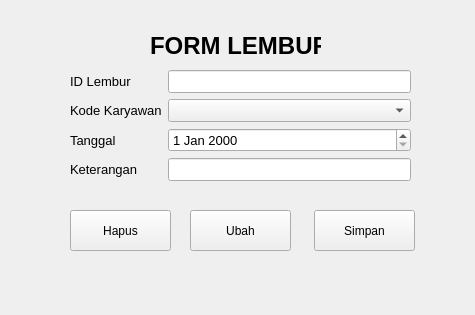
First picture: the form in ui/formlembur.ui, repository adiyatzzz/Aplikasi-Penggajian-Pyqt6, before the edit.
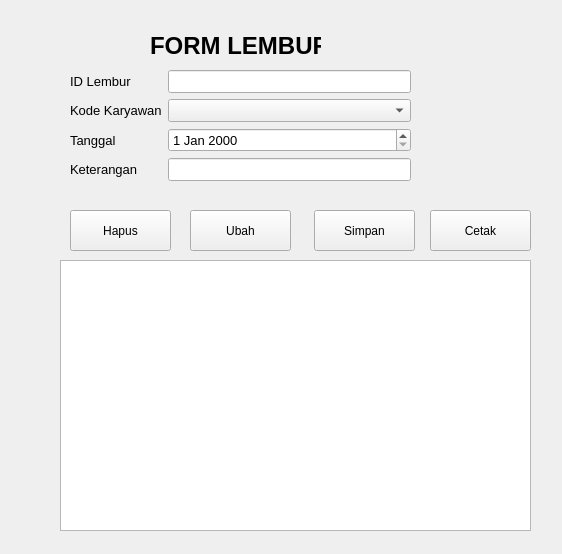
Second picture: the form after the edit.

Commit message: menambahkan fitur CRUD dan cetak data di semua form

```diff
--- a/ui/formlembur.ui
+++ b/ui/formlembur.ui
@@ -6,8 +6,8 @@
    <rect>
     <x>0</x>
     <y>0</y>
-    <width>475</width>
-    <height>315</height>
+    <width>562</width>
+    <height>554</height>
    </rect>
   </property>
   <property name="windowTitle">
@@ -172,6 +172,29 @@
     <string>Hapus</string>
    </property>
   </widget>
+  <widget class="QTableView" name="tableLembur">
+   <property name="geometry">
+    <rect>
+     <x>60</x>
+     <y>260</y>
+     <width>471</width>
+     <height>271</height>
+    </rect>
+   </property>
+  </widget>
+  <widget class="QPushButton" name="btnCetak">
+   <property name="geometry">
+    <rect>
+     <x>430</x>
+     <y>210</y>
+     <width>101</width>
+     <height>41</height>
+    </rect>
+   </property>
+   <property name="text">
+    <string>Cetak</string>
+   </property>
+  </widget>
  </widget>
  <resources/>
  <connections/>
```
Left out of the diff: 6 changed lines with no effect on the pictures. The commit also changes 13 other files.
